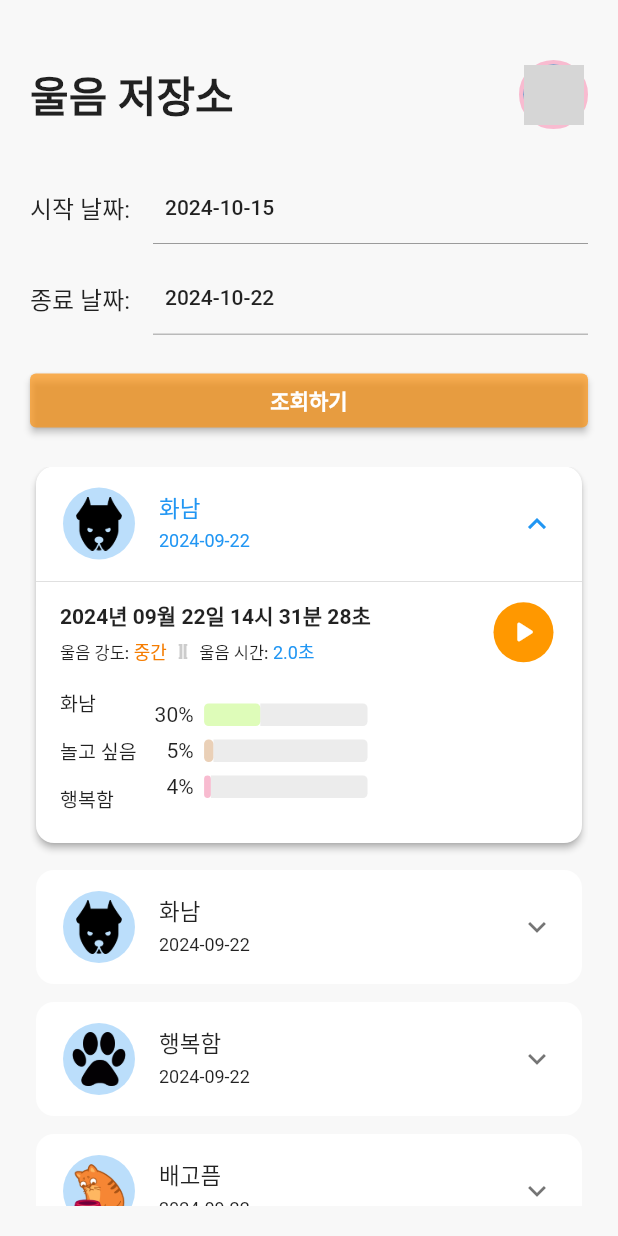
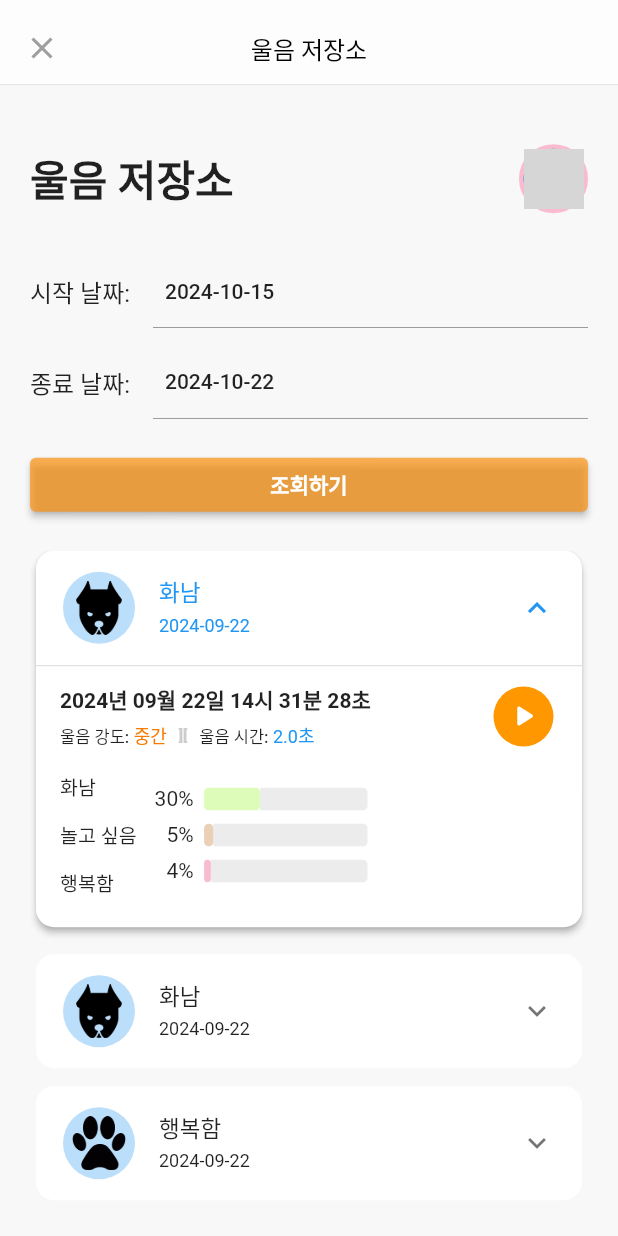
Before and after one commit to FurEmotion/FurEmotion-App, a Flutter app: the CryRecordScreen screen opened directly, on a phone screen of 412 x 824 dp. Run offline on Flutter 3.47's test engine with Material 2 defaults, Android fonts, the phone set to English and light mode, and no system bars; our stand-ins replace avatar_glow, firebase_auth, firebase_core, flutter_dotenv, flutter_local_notifications, flutter_svg and 4 more; missing offline and left inert: d_chart, flutter_ffmpeg, record, tflite_flutter, wav; accounts and stored records are empty; network calls fail; project files that could hold a hidden picture were left out; grey boxes are pictures that could not be loaded.

Commit message:
Refactor import statements to use the babystory package and add SimpleClosedAppBar to CryRecordScreen

```diff
--- a/lib/screens/detect_cry/cry_record.dart
+++ b/lib/screens/detect_cry/cry_record.dart
@@ -5,6 +5,7 @@ import 'package:babystory/models/user.dart';
 import 'package:babystory/providers/user_provider.dart';
 import 'package:babystory/utils/color.dart';
 import 'package:babystory/utils/data_genderator.dart';
+import 'package:babystory/widgets/appbar/simple_closed_appbar.dart';
 import 'package:babystory/widgets/cry_record_list.dart';
 import 'package:flutter/material.dart';
 import 'package:intl/intl.dart';
@@ -54,6 +55,7 @@ class _CryRecordScreenState extends State<CryRecordScreen> {
   @override
   Widget build(BuildContext context) {
     return Scaffold(
+        appBar: const SimpleClosedAppBar(title: '울음 저장소'),
         backgroundColor: ColorProps.bgLightGray,
         body: Padding(
           padding: const EdgeInsets.only(
```
